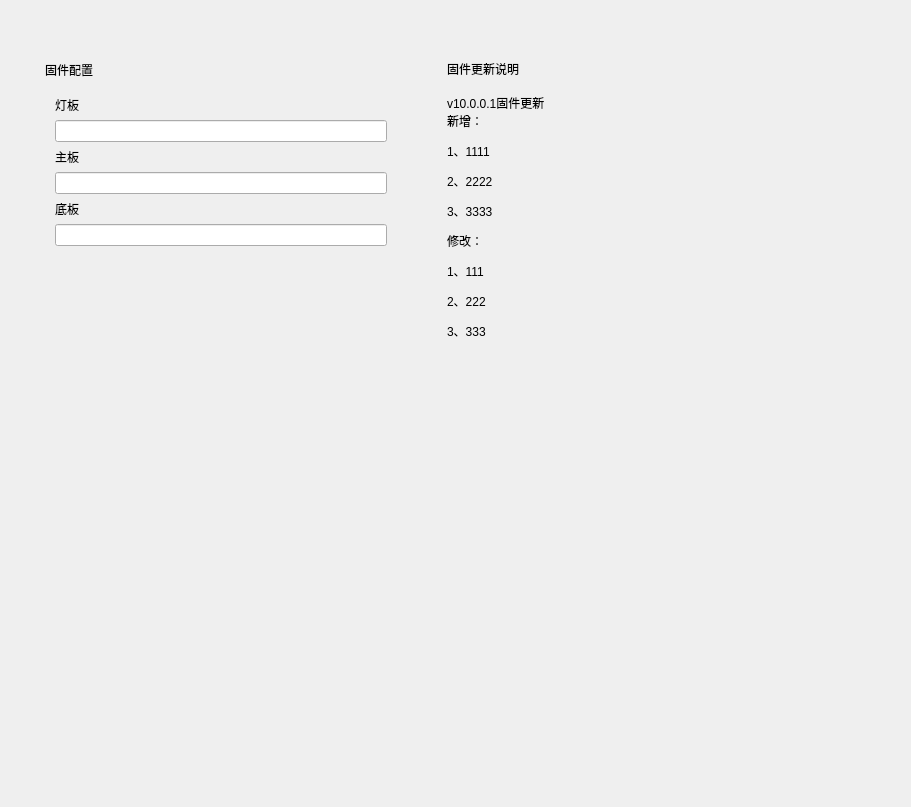
First picture: the form in resource/ui/FirmwareConfigInterface.ui, repository yltzdhbc/open-link-tool, before the edit.
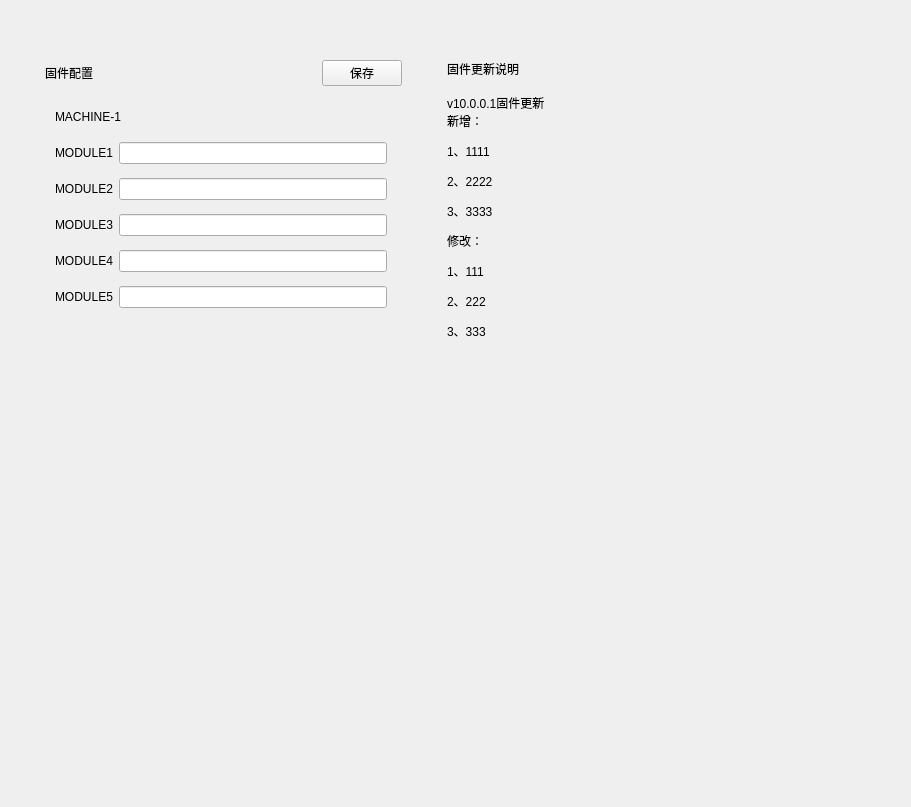
Second picture: the form after the edit. Custom widgets are drawn as their Qt base class.

Commit message: 修改模块的配置在config文件中，添加新模块仅需要修改config文件即可；修改一些地方的传参复杂度；解耦treeNode的创建为实现多机器架构；修改固件配置界面；增加打包工具的说明

The edit to the form file:
```diff
--- a/resource/ui/FirmwareConfigInterface.ui
+++ b/resource/ui/FirmwareConfigInterface.ui
@@ -107,6 +107,13 @@
               </property>
              </spacer>
             </item>
+            <item>
+             <widget class="PushButton" name="pushButton_saveConfig">
+              <property name="text">
+               <string>保存</string>
+              </property>
+             </widget>
+            </item>
            </layout>
           </item>
           <item>
@@ -121,37 +128,104 @@
              <number>15</number>
             </property>
             <item>
-             <widget class="BodyLabel" name="prepareFocusLabel">
-              <property name="text">
-               <string>灯板</string>
+             <widget class="SubtitleLabel" name="label_0">
+              <property name="minimumSize">
+               <size>
+                <width>0</width>
+                <height>30</height>
+               </size>
               </property>
-              <property name="alignment">
-               <set>Qt::AlignLeading|Qt::AlignLeft|Qt::AlignVCenter</set>
-              </property>
-             </widget>
-            </item>
-            <item>
-             <widget class="LineEdit" name="lineEdit"/>
-            </item>
-            <item>
-             <widget class="BodyLabel" name="label">
               <property name="text">
-               <string>主板</string>
+               <string>MACHINE-1</string>
               </property>
              </widget>
             </item>
             <item>
-             <widget class="LineEdit" name="lineEdit_2"/>
-            </item>
-            <item>
-             <widget class="BodyLabel" name="label_2">
-              <property name="text">
-               <string>底板</string>
-              </property>
-             </widget>
-            </item>
-            <item>
-             <widget class="LineEdit" name="lineEdit_3"/>
+             <layout class="QGridLayout" name="gridLayout">
+              <item row="2" column="0">
+               <widget class="BodyLabel" name="label_module_0">
+                <property name="minimumSize">
+                 <size>
+                  <width>0</width>
+                  <height>30</height>
+                 </size>
+                </property>
+                <property name="text">
+                 <string>MODULE1</string>
+                </property>
+                <property name="alignment">
+                 <set>Qt::AlignLeading|Qt::AlignLeft|Qt::AlignVCenter</set>
+                </property>
+               </widget>
+              </item>
+              <item row="2" column="1">
+               <widget class="LineEdit" name="lineEdit_0"/>
+              </item>
+              <item row="4" column="1">
+               <widget class="LineEdit" name="lineEdit_2"/>
+              </item>
+              <item row="3" column="0">
+               <widget class="BodyLabel" name="label_module_1">
+                <property name="minimumSize">
+                 <size>
+                  <width>0</width>
+                  <height>30</height>
+                 </size>
+                </property>
+                <property name="text">
+                 <string>MODULE2</string>
+                </property>
+               </widget>
+              </item>
+              <item row="4" column="0">
+               <widget class="BodyLabel" name="label_module_2">
+                <property name="minimumSize">
+                 <size>
+                  <width>0</width>
+                  <height>30</height>
+                 </size>
+                </property>
+                <property name="text">
+                 <string>MODULE3</string>
+                </property>
+               </widget>
+              </item>
+              <item row="6" column="1">
+               <widget class="LineEdit" name="lineEdit_4"/>
+              </item>
+              <item row="3" column="1">
+               <widget class="LineEdit" name="lineEdit_1"/>
+              </item>
+              <item row="5" column="1">
+               <widget class="LineEdit" name="lineEdit_3"/>
+              </item>
+              <item row="5" column="0">
+               <widget class="BodyLabel" name="label_module_3">
+                <property name="minimumSize">
+                 <size>
+                  <width>0</width>
+                  <height>30</height>
+                 </size>
+                </property>
+                <property name="text">
+                 <string>MODULE4</string>
+                </property>
+               </widget>
+              </item>
+              <item row="6" column="0">
+               <widget class="BodyLabel" name="label_module_4">
+                <property name="minimumSize">
+                 <size>
+                  <width>0</width>
+                  <height>30</height>
+                 </size>
+                </property>
+                <property name="text">
+                 <string>MODULE5</string>
+                </property>
+               </widget>
+              </item>
+             </layout>
             </item>
            </layout>
           </item>
@@ -319,6 +393,11 @@
    <extends>QLineEdit</extends>
    <header>qfluentwidgets</header>
   </customwidget>
+  <customwidget>
+   <class>PushButton</class>
+   <extends>QPushButton</extends>
+   <header>qfluentwidgets</header>
+  </customwidget>
  </customwidgets>
  <resources>
   <include location="../resource.qrc"/>
```
The commit also changes 9 other files.
